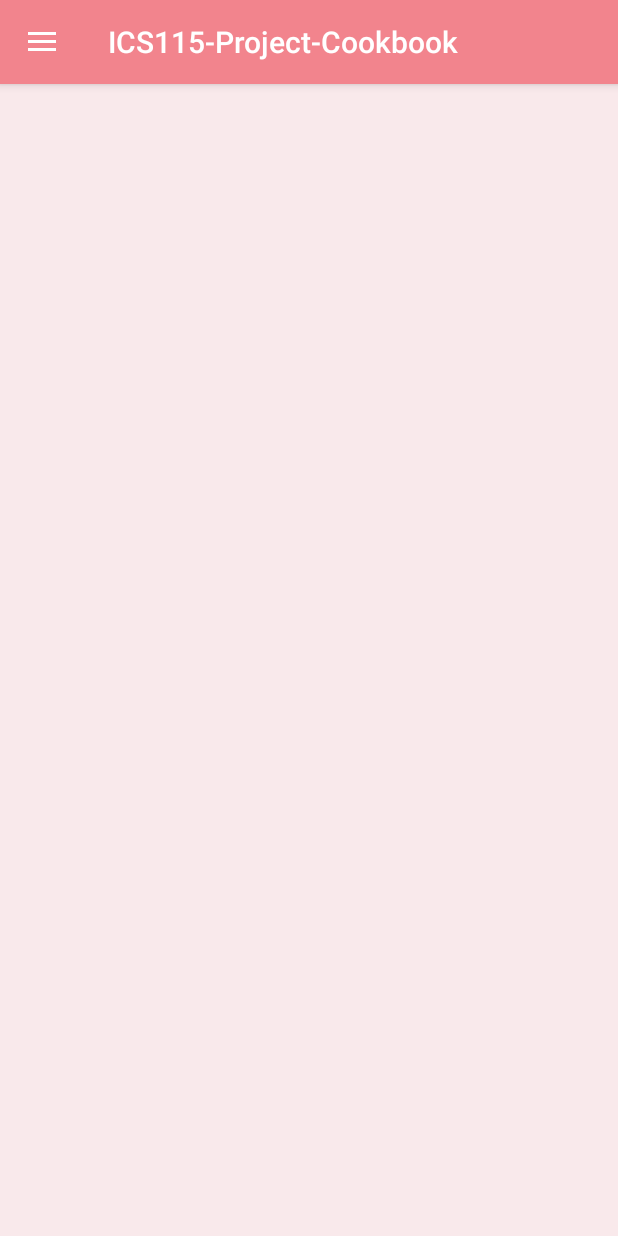
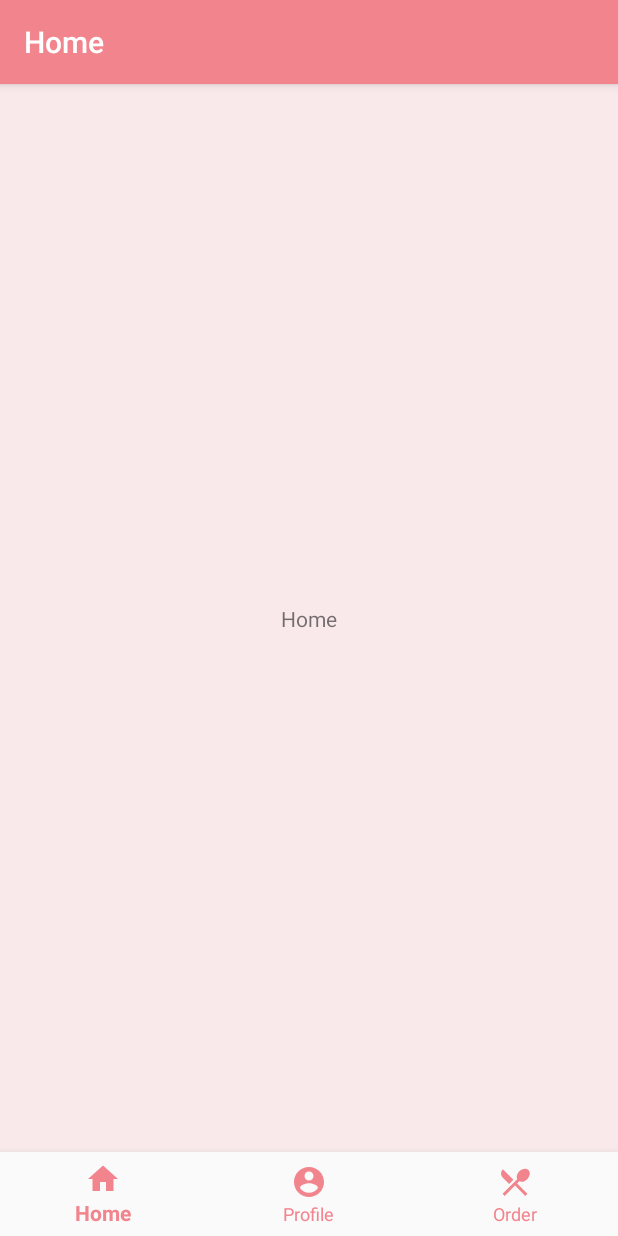
Before and after one commit to luiscaringal/ICS115-Project-Cookbook, an Android app: the home_page_activity screen opened directly, with no data from a screen before it, on a phone screen of 412 x 824 dp. Run offline under Robolectric (Android 15) with nearby library versions, the phone set to English and light mode, and no system bars.

Commit message:
Removed Drawer, inserted bottom navbar

```diff
--- a/app/src/main/java/com/ics115_project/cookbook/home_page_activity.java
+++ b/app/src/main/java/com/ics115_project/cookbook/home_page_activity.java
@@ -2,7 +2,9 @@ package com.ics115_project.cookbook;
 
 import android.os.Bundle;
 import android.support.annotation.NonNull;
+import android.support.design.widget.BottomNavigationView;
 import android.support.design.widget.NavigationView;
+import android.support.v4.app.Fragment;
 import android.support.v4.view.GravityCompat;
 import android.support.v4.widget.DrawerLayout;
 import android.support.v7.app.ActionBarDrawerToggle;
@@ -13,56 +15,41 @@ import android.view.Menu;
 import android.view.MenuInflater;
 import android.view.MenuItem;
 
-public class home_page_activity extends AppCompatActivity implements NavigationView.OnNavigationItemSelectedListener{
+public class home_page_activity extends AppCompatActivity{
     private DrawerLayout drawer;
 
     @Override
     protected void onCreate(Bundle savedInstanceState) {
         super.onCreate(savedInstanceState);
-        setContentView(R.layout.home_page_layout);
+        setContentView(R.layout.home_page);
 
         Toolbar toolbar = findViewById(R.id.toolbar);
         setSupportActionBar(toolbar);
 
-        drawer = findViewById(R.id.drawer_layout);
-        NavigationView navigationView = findViewById(R.id.nav_view);
-        navigationView.setNavigationItemSelectedListener(this );
-
-        ActionBarDrawerToggle toggle = new ActionBarDrawerToggle(this,drawer,toolbar,
-                R.string.navigation_drawer_open, R.string.navigation_drawer_close);
-        drawer.addDrawerListener(toggle);
-        toggle.syncState();
+        BottomNavigationView bottomNav = findViewById(R.id.bottom_navigation);
+        bottomNav.setOnNavigationItemSelectedListener(navListener);
     }
 
+    private BottomNavigationView.OnNavigationItemSelectedListener navListener =
+            new BottomNavigationView.OnNavigationItemSelectedListener() {
                 @Override
                 public boolean onNavigationItemSelected(@NonNull MenuItem menuItem) {
+                    Fragment selectedFragment = null;
+
                     switch(menuItem.getItemId()){
+                        case R.id.home:
+                            selectedFragment = new Fragment();
+                            break;
                         case R.id.profile:
-                getSupportFragmentManager().beginTransaction().replace(R.id.fragment_container,
-                        new profile_fragment()).commit();
+                            selectedFragment = new profile_fragment();
                             break;
-            case R.id.my_cart:
-                getSupportFragmentManager().beginTransaction().replace(R.id.fragment_container,
-                        new my_order_fragment()).commit();
-                break;
-            case R.id.discover :
-                getSupportFragmentManager().beginTransaction().replace(R.id.fragment_container,
-                        new discover_fragment()).commit();
+                        case R.id.order:
+                            selectedFragment = new my_order_fragment();
                             break;
                     }
-
-        drawer.closeDrawer(GravityCompat.START);
-
+                    getSupportFragmentManager().beginTransaction().replace(R.id.fragment_container,
+                            selectedFragment).commit();
                     return true;
                 }
-
-    @Override
-    public void onBackPressed() {
-        if(drawer.isDrawerOpen(GravityCompat.START)){
-            drawer.closeDrawer(GravityCompat.START);
+            };
 }
-        else {
-            super.onBackPressed();
-        }
-    }
-}
--- /dev/null
+++ b/app/src/main/res/drawable/ic_home_black.xml
@@ -0,0 +1,9 @@
+<vector xmlns:android="http://schemas.android.com/apk/res/android"
+        android:width="24dp"
+        android:height="24dp"
+        android:viewportWidth="24.0"
+        android:viewportHeight="24.0">
+    <path
+        android:fillColor="#FF000000"
+        android:pathData="M10,20v-6h4v6h5v-8h3L12,3 2,12h3v8z"/>
+</vector>
--- /dev/null
+++ b/app/src/main/res/drawable/ic_restaurant_menu.xml
@@ -0,0 +1,9 @@
+<vector xmlns:android="http://schemas.android.com/apk/res/android"
+        android:width="24dp"
+        android:height="24dp"
+        android:viewportWidth="24.0"
+        android:viewportHeight="24.0">
+    <path
+        android:fillColor="#FF000000"
+        android:pathData="M8.1,13.34l2.83,-2.83L3.91,3.5c-1.56,1.56 -1.56,4.09 0,5.66l4.19,4.18zM14.88,11.53c1.53,0.71 3.68,0.21 5.27,-1.38 1.91,-1.91 2.28,-4.65 0.81,-6.12 -1.46,-1.46 -4.2,-1.1 -6.12,0.81 -1.59,1.59 -2.09,3.74 -1.38,5.27L3.7,19.87l1.41,1.41L12,14.41l6.88,6.88 1.41,-1.41L13.41,13l1.47,-1.47z"/>
+</vector>
--- a/app/src/main/res/layout/fragment_my_order.xml
+++ b/app/src/main/res/layout/fragment_my_order.xml
@@ -4,7 +4,7 @@
     xmlns:tools="http://schemas.android.com/tools"
     android:layout_width="match_parent"
     android:layout_height="match_parent"
-    android:background="@color/colorButtonOrder">
+    android:background="@color/colorBackground">
 
     <TextView
         android:id="@+id/textView8"
--- a/app/src/main/res/layout/fragment_profile.xml
+++ b/app/src/main/res/layout/fragment_profile.xml
@@ -4,7 +4,7 @@
     xmlns:tools="http://schemas.android.com/tools"
     android:layout_width="match_parent"
     android:layout_height="match_parent"
-    android:background="@color/colorButtonOrder">
+    android:background="@color/colorBackground">
 
     <TextView
         android:id="@+id/textView7"
--- /dev/null
+++ b/app/src/main/res/layout/home_page.xml
@@ -0,0 +1,50 @@
+<?xml version="1.0" encoding="utf-8"?>
+<RelativeLayout xmlns:android="http://schemas.android.com/apk/res/android"
+    xmlns:tools="http://schemas.android.com/tools"
+    android:layout_width="match_parent"
+    android:layout_height="match_parent"
+    android:background="@color/colorBackground"
+    xmlns:app="http://schemas.android.com/apk/res-auto">
+
+    <include layout="@layout/toolbar"
+        android:id="@+id/toolbar"/>
+
+    <android.support.constraint.ConstraintLayout
+        android:id="@+id/fragment_container"
+        android:layout_width="match_parent"
+        android:layout_height="match_parent"
+        android:layout_above="@id/bottom_navigation"
+        android:layout_below="@id/toolbar">
+
+        <TextView
+            android:id="@+id/textView11"
+            android:layout_width="wrap_content"
+            android:layout_height="wrap_content"
+            android:layout_marginBottom="8dp"
+            android:layout_marginEnd="8dp"
+            android:layout_marginLeft="8dp"
+            android:layout_marginRight="8dp"
+            android:layout_marginStart="8dp"
+            android:layout_marginTop="8dp"
+            android:text="Home"
+            app:layout_constraintBottom_toBottomOf="parent"
+            app:layout_constraintEnd_toEndOf="parent"
+            app:layout_constraintStart_toStartOf="parent"
+            app:layout_constraintTop_toTopOf="parent" />
+    </android.support.constraint.ConstraintLayout>
+
+    <android.support.design.widget.BottomNavigationView
+        android:id="@+id/bottom_navigation"
+        android:layout_width="match_parent"
+        android:layout_height="wrap_content"
+        android:layout_alignParentBottom="true"
+        app:layout_constraintBottom_toBottomOf="parent"
+        app:layout_constraintEnd_toEndOf="parent"
+        app:layout_constraintStart_toStartOf="parent"
+        app:menu="@menu/menu"
+        android:elevation="4dp"
+        app:itemTextColor="@color/colorButton"
+        app:itemIconTint="@color/colorButton"
+        android:background="?android:attr/windowBackground"/>
+
+</RelativeLayout>
--- a/app/src/main/res/layout/home_page_layout.xml
+++ /dev/null
@@ -1,36 +0,0 @@
-<?xml version="1.0" encoding="utf-8"?>
-<android.support.v4.widget.DrawerLayout xmlns:android="http://schemas.android.com/apk/res/android"
-    xmlns:app="http://schemas.android.com/apk/res-auto"
-    xmlns:tools="http://schemas.android.com/tools"
-    android:id="@+id/drawer_layout"
-    android:layout_width="match_parent"
-    android:layout_height="match_parent"
-    android:background="@color/colorBackground"
-    android:fitsSystemWindows="true"
-    tools:openDrawer="start">
-
-    <LinearLayout
-        android:layout_width="match_parent"
-        android:layout_height="match_parent"
-        android:orientation="vertical">
-
-        <include
-            android:id="@+id/toolbar"
-            layout="@layout/toolbar" />
-
-        <FrameLayout
-            android:id="@+id/fragment_container"
-            android:layout_width="match_parent"
-            android:layout_height="match_parent"></FrameLayout>
-
-    </LinearLayout>
-
-    <android.support.design.widget.NavigationView
-        android:id="@+id/nav_view"
-        android:layout_width="wrap_content"
-        android:layout_height="match_parent"
-        android:layout_gravity="start"
-        app:headerLayout="@layout/nav_header"
-        app:menu="@menu/menu" />
-
-</android.support.v4.widget.DrawerLayout>
--- a/app/src/main/res/menu/menu.xml
+++ b/app/src/main/res/menu/menu.xml
@@ -1,20 +1,17 @@
 <?xml version="1.0" encoding="utf-8"?>
 <menu xmlns:android="http://schemas.android.com/apk/res/android"
-    xmlns:app="http://schemas.android.com/apk/res-auto"
     xmlns:tools="http://schemas.android.com/tools"
     tools:showIn="navigation_view">
-    <group android:checkableBehavior="single">
-        <item
-            android:id="@+id/profile"
-            android:icon="@drawable/ic_account"
-            android:title="Profile"/>
-        <item
-            android:id="@+id/my_cart"
-            android:icon="@drawable/ic_shopping_cart"
-            android:title="My Order"/>
-        <item
-            android:id="@+id/discover"
-            android:icon="@drawable/ic_people_black_24dp"
-            android:title="Discover"/>
-    </group>
+    <item
+        android:id="@+id/home"
+        android:icon="@drawable/ic_home_black"
+        android:title="Home" />
+    <item
+        android:id="@+id/profile"
+        android:icon="@drawable/ic_account"
+        android:title="Profile" />
+    <item
+        android:id="@+id/order"
+        android:icon="@drawable/ic_restaurant_menu"
+        android:title="Order" />
 </menu>
--- a/app/src/main/res/values/strings.xml
+++ b/app/src/main/res/values/strings.xml
@@ -2,4 +2,5 @@
     <string name="app_name">ICS115-Project-Cookbook</string>
     <string name="navigation_drawer_open">Open navigation drawer</string>
     <string name="navigation_drawer_close">Close navigation drawer</string>
+    <string name="home">Home</string>
 </resources>
```
Also changed, not shown: app/src/main/AndroidManifest.xml (+20 -6 lines), app/src/main/java/com/ics115_project/cookbook/discover_fragment.java (deleted, +0 -18 lines), app/src/main/res/drawable/ic_home.xml (added, +9 -0 lines), app/src/main/res/layout/fragment_discover.xml (deleted, +0 -24 lines). Lines whose indentation alone changed are shown as unchanged.
